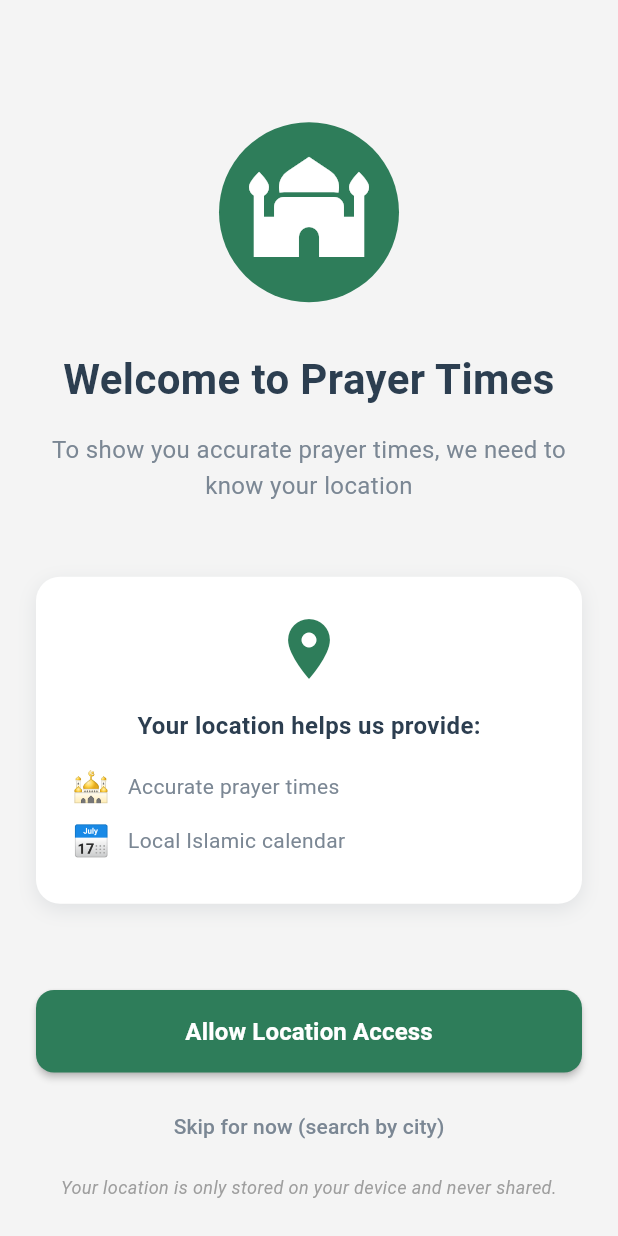
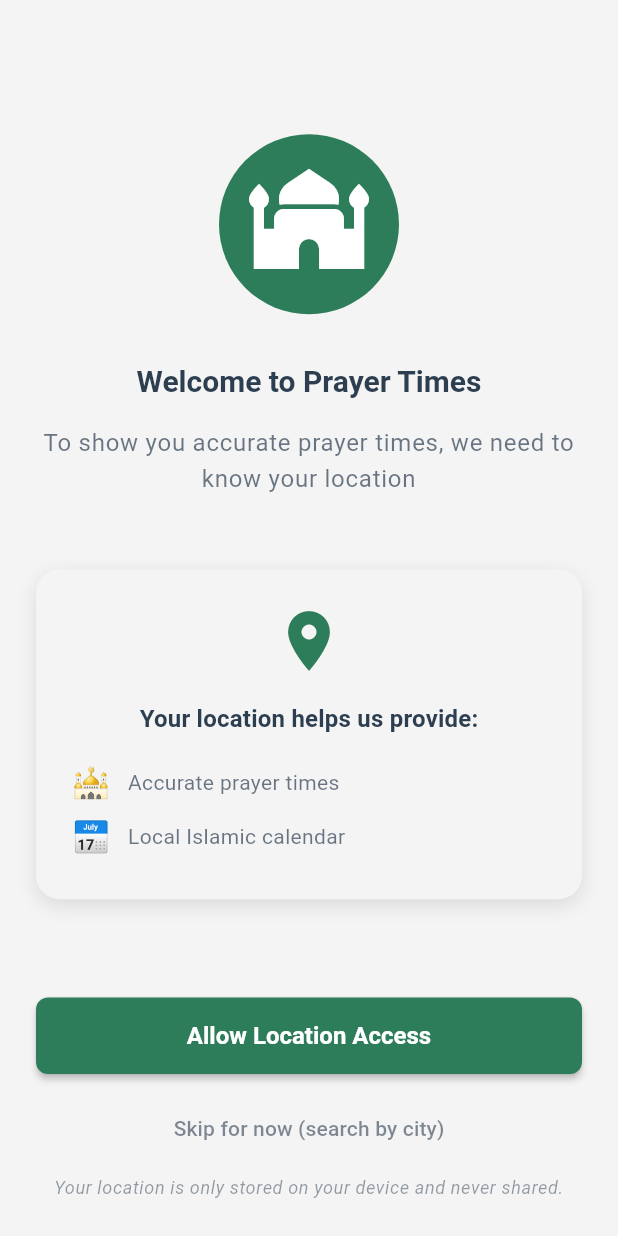
Before and after one commit to BrahimBenzekri/prayer_times_app, a Flutter app: the screen it shows after launch, on a phone screen of 412 x 824 dp. Run offline on Flutter 3.47's test engine with Material 3 defaults, Android fonts, the phone set to English and light mode, and no system bars; our stand-ins replace dio, flutter_riverpod, freezed_annotation, geocoding, geolocator, permission_handler and 2 more; generated files the repository leaves out were written again.

Commit message:
Updated: On broading page to use the theme colors

```diff
--- a/lib/presentation/pages/location_onboarding/location_onboarding_page.dart
+++ b/lib/presentation/pages/location_onboarding/location_onboarding_page.dart
@@ -2,7 +2,6 @@
 import 'package:flutter/material.dart';
 import 'package:flutter_riverpod/flutter_riverpod.dart';
 import 'package:geolocator/geolocator.dart';
-import '../../../core/theme/app_colors.dart';
 import '../../../services/location_permission_service.dart';
 import '../home/home_page.dart';
 
@@ -20,8 +19,9 @@ class _LocationOnboardingPageState
 
   @override
   Widget build(BuildContext context) {
+    final theme = Theme.of(context);
+
     return Scaffold(
-      backgroundColor: AppColors.lightGray,
       body: SafeArea(
         child: Padding(
           padding: const EdgeInsets.all(24.0),
@@ -33,21 +33,20 @@ class _LocationOnboardingPageState
               Container(
                 padding: const EdgeInsets.all(20),
                 decoration: BoxDecoration(
-                  color: AppColors.islamicGreen,
+                  color: theme.colorScheme.primary,
                   shape: BoxShape.circle,
                 ),
-                child: const Icon(Icons.mosque, size: 80, color: Colors.white),
+                child: Icon(Icons.mosque,
+                    size: 80, color: theme.colorScheme.onPrimary),
               ),
 
               const SizedBox(height: 32),
 
               // Title
-              const Text(
+              Text(
                 'Welcome to Prayer Times',
-                style: TextStyle(
-                  fontSize: 28,
+                style: theme.textTheme.headlineMedium?.copyWith(
                   fontWeight: FontWeight.bold,
-                  color: AppColors.primaryText,
                 ),
                 textAlign: TextAlign.center,
               ),
@@ -57,9 +56,8 @@ class _LocationOnboardingPageState
               // Subtitle
               Text(
                 'To show you accurate prayer times, we need to know your location',
-                style: TextStyle(
-                  fontSize: 16,
-                  color: AppColors.secondaryText,
+                style: theme.textTheme.bodyLarge?.copyWith(
+                  color: theme.colorScheme.onSurface.withOpacity(0.7),
                   height: 1.5,
                 ),
                 textAlign: TextAlign.center,
@@ -71,11 +69,11 @@ class _LocationOnboardingPageState
               Container(
                 padding: const EdgeInsets.all(24),
                 decoration: BoxDecoration(
-                  color: Colors.white,
+                  color: theme.cardColor,
                   borderRadius: BorderRadius.circular(16),
                   boxShadow: [
                     BoxShadow(
-                      color: AppColors.primaryText.withValues(alpha: 0.1),
+                      color: theme.shadowColor.withOpacity(0.1),
                       blurRadius: 10,
                       offset: const Offset(0, 4),
                     ),
@@ -86,20 +84,18 @@ class _LocationOnboardingPageState
                     Icon(
                       Icons.location_on,
                       size: 48,
-                      color: AppColors.islamicGreen,
+                      color: theme.colorScheme.primary,
                     ),
                     const SizedBox(height: 16),
-                    const Text(
+                    Text(
                       'Your location helps us provide:',
-                      style: TextStyle(
-                        fontSize: 16,
+                      style: theme.textTheme.titleMedium?.copyWith(
                         fontWeight: FontWeight.w600,
-                        color: AppColors.primaryText,
                       ),
                     ),
                     const SizedBox(height: 12),
-                    _buildFeatureItem('🕌', 'Accurate prayer times'),
-                    _buildFeatureItem('📅', 'Local Islamic calendar'),
+                    _buildFeatureItem(theme, '🕌', 'Accurate prayer times'),
+                    _buildFeatureItem(theme, '📅', 'Local Islamic calendar'),
                   ],
                 ),
               ),
@@ -112,17 +108,14 @@ class _LocationOnboardingPageState
                 child: ElevatedButton(
                   onPressed: _isGettingLocation ? null : _getCurrentLocation,
                   style: ElevatedButton.styleFrom(
-                    backgroundColor: AppColors.islamicGreen,
-                    foregroundColor: Colors.white,
                     padding: const EdgeInsets.symmetric(vertical: 16),
-                    shape: RoundedRectangleBorder(
-                      borderRadius: BorderRadius.circular(12),
+                    textStyle: const TextStyle(
+                      fontSize: 16,
+                      fontWeight: FontWeight.w600,
                     ),
-                    elevation: 2,
                   ),
-                  child:
-                      _isGettingLocation
-                          ? const Row(
+                  child: _isGettingLocation
+                      ? Row(
                           mainAxisAlignment: MainAxisAlignment.center,
                           children: [
                             SizedBox(
@@ -131,28 +124,15 @@ class _LocationOnboardingPageState
                               child: CircularProgressIndicator(
                                 strokeWidth: 2,
                                 valueColor: AlwaysStoppedAnimation<Color>(
-                                    AppColors.charcoal,
+                                  theme.colorScheme.onPrimary,
                                 ),
                               ),
                             ),
-                              SizedBox(width: 12),
-                              Text(
-                                'Getting your location...',
-                                style: TextStyle(
-                                  fontSize: 16,
-                                  fontWeight: FontWeight.w600,
-                                  color: AppColors.charcoal,
-                                ),
-                              ),
+                            const SizedBox(width: 12),
+                            const Text('Getting your location...'),
                           ],
                         )
-                          : const Text(
-                            'Allow Location Access',
-                            style: TextStyle(
-                              fontSize: 16,
-                              fontWeight: FontWeight.w600,
-                            ),
-                          ),
+                      : const Text('Allow Location Access'),
                 ),
               ),
 
@@ -164,7 +144,7 @@ class _LocationOnboardingPageState
                 child: Text(
                   'Skip for now (search by city)',
                   style: TextStyle(
-                    color: AppColors.secondaryText,
+                    color: theme.colorScheme.onSurface.withOpacity(0.6),
                     fontSize: 14,
                   ),
                 ),
@@ -175,10 +155,9 @@ class _LocationOnboardingPageState
               // Privacy note
               Text(
                 'Your location is only stored on your device and never shared.',
-                style: TextStyle(
-                  fontSize: 12,
-                  color: AppColors.mutedText,
+                style: theme.textTheme.bodySmall?.copyWith(
                   fontStyle: FontStyle.italic,
+                  color: theme.colorScheme.onSurface.withOpacity(0.5),
                 ),
                 textAlign: TextAlign.center,
               ),
@@ -189,7 +168,7 @@ class _LocationOnboardingPageState
     );
   }
 
-  Widget _buildFeatureItem(String emoji, String text) {
+  Widget _buildFeatureItem(ThemeData theme, String emoji, String text) {
     return Padding(
       padding: const EdgeInsets.symmetric(vertical: 4),
       child: Row(
@@ -198,7 +177,9 @@ class _LocationOnboardingPageState
           const SizedBox(width: 12),
           Text(
             text,
-            style: TextStyle(fontSize: 14, color: AppColors.secondaryText),
+            style: theme.textTheme.bodyMedium?.copyWith(
+              color: theme.colorScheme.onSurface.withOpacity(0.7),
+            ),
           ),
         ],
       ),
```
Also changed, not shown: lib/presentation/pages/location_edit/location_edit.dart (deleted). Lines whose indentation alone changed are shown as unchanged.
